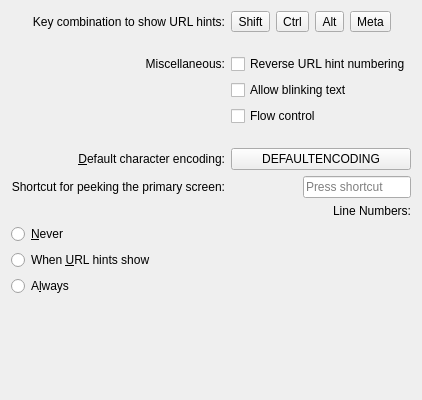
Old version of the form src/widgets/EditProfileAdvancedPage.ui in the repository KDE/konsole.
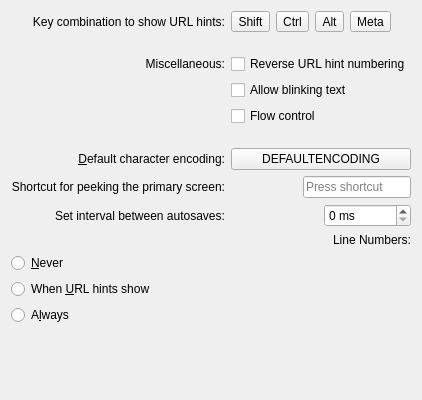
New version of the form.

Commit message: Added autosave functionality

Diff of the .ui file:
```diff
--- a/src/widgets/EditProfileAdvancedPage.ui
+++ b/src/widgets/EditProfileAdvancedPage.ui
@@ -249,6 +249,26 @@
      <item row="8" column="1" alignment="Qt::AlignmentFlag::AlignRight">
       <widget class="QKeySequenceEdit" name="peekPrimaryWidget"/>
      </item>
+	 <item row="9" column="0" alignment="Qt::AlignmentFlag::AlignRight">
+	  <widget class="QLabel" name="autoSaveIntervalLabel">
+	   <property name="text">
+	    <string>Set interval between autosaves:</string>
+	   </property>
+	  </widget>
+	 </item>
+	 <item row="9" column="1" alignment="Qt::AlignmentFlag::AlignRight">
+	  <widget class="QSpinBox" name="autoSaveIntervalWidget">
+	   <property name="maximum">
+	    <number>3600000</number>
+	   </property>
+	   <property name="minimum">
+	    <number>0</number>
+	   </property>
+	   <property name="suffix">
+	    <string> ms</string>
+	   </property>
+	  </widget>
+	 </item>
     </layout>
    </item>
    <item alignment="Qt::AlignmentFlag::AlignRight">
```
The commit also changes 15 other files.
